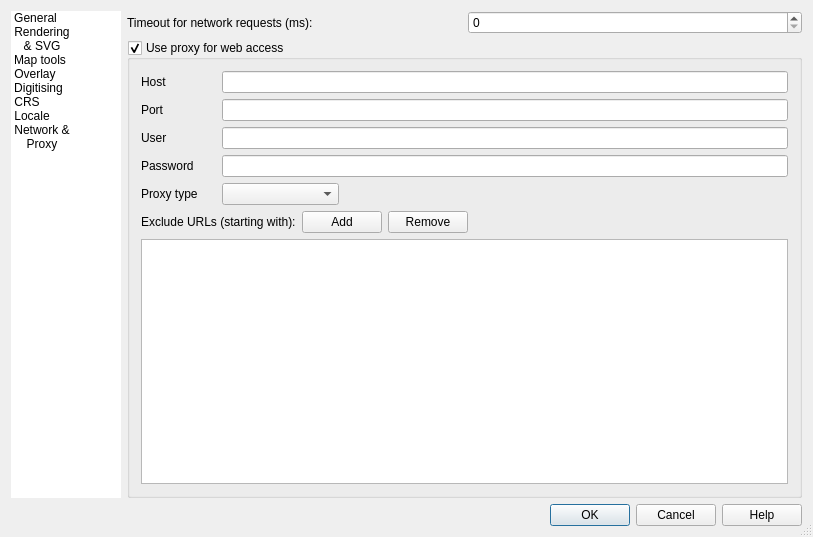
First picture: the form in qgis/src/ui/qgsoptionsbase.ui, repository sourcepole/qgis, before the edit.
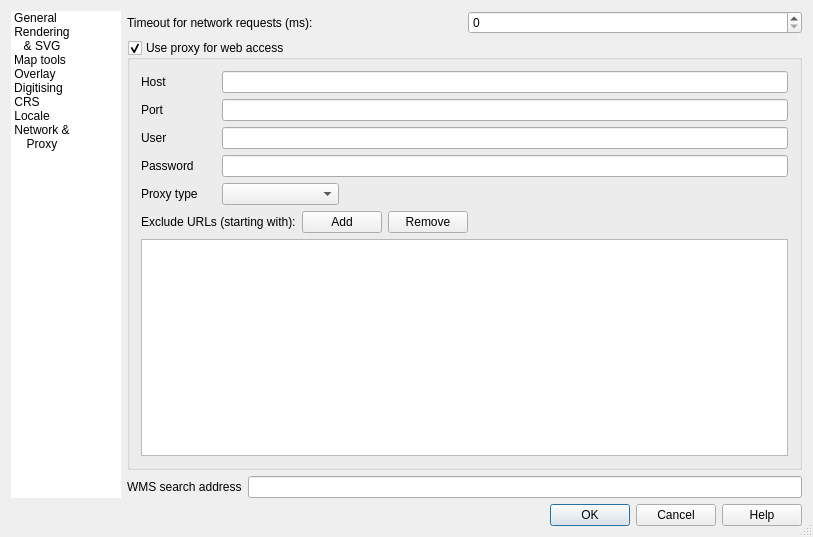
Second picture: the form after the edit. The open tabs and pages were chosen to show the change. Icons and pictures are not drawn. Custom widgets are drawn as their Qt base class.

Commit message: [FEATURE] Made wms search server user configurable

Patch:
```diff
--- a/qgis/src/ui/qgsoptionsbase.ui
+++ b/qgis/src/ui/qgsoptionsbase.ui
@@ -1255,6 +1255,23 @@
          </layout>
         </widget>
        </item>
+       <item row="2" column="0">
+        <layout class="QHBoxLayout" name="horizontalLayout_2">
+         <item>
+          <widget class="QLabel" name="label_9">
+           <property name="text">
+            <string>WMS search address</string>
+           </property>
+           <property name="buddy">
+            <cstring>leWmsSearch</cstring>
+           </property>
+          </widget>
+         </item>
+         <item>
+          <widget class="QLineEdit" name="leWmsSearch"/>
+         </item>
+        </layout>
+       </item>
       </layout>
      </widget>
     </widget>
```
Left out of the diff: 286 changed lines with no effect on the pictures. The commit also changes 2 other files.
